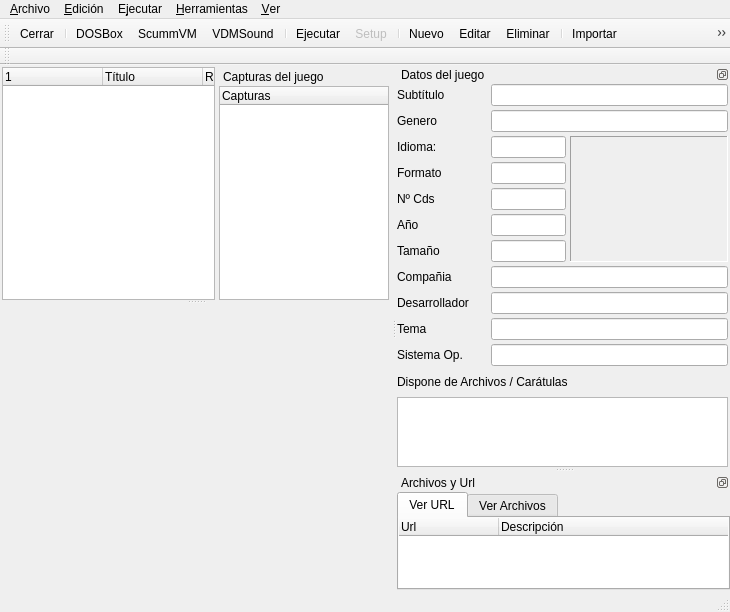
Old version of the form ui/grlida.ui in the repository Monthy/gr-lida.
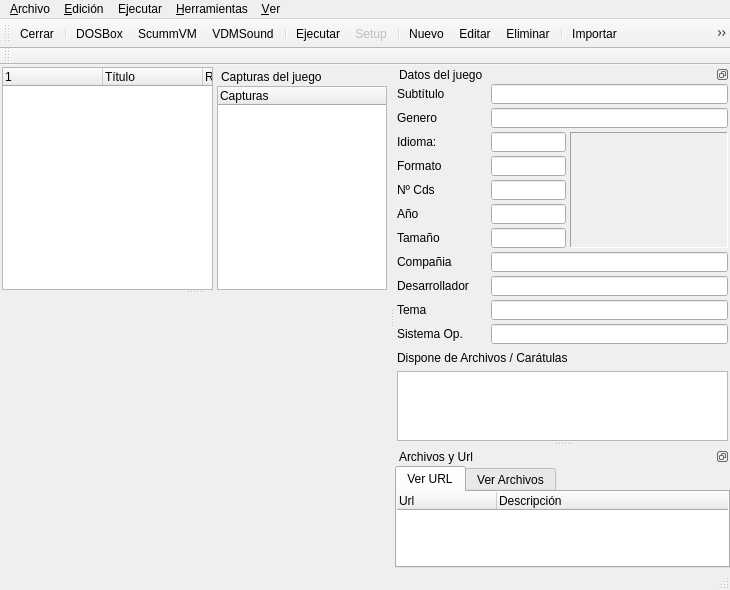
New version of the form. Icons and pictures are not drawn. Custom widgets are drawn as their Qt base class.

```diff
--- a/ui/grlida.ui
+++ b/ui/grlida.ui
@@ -6,7 +6,7 @@
     <x>0</x>
     <y>0</y>
     <width>730</width>
-    <height>586</height>
+    <height>590</height>
    </rect>
   </property>
   <property name="windowTitle" >
@@ -110,6 +110,12 @@
             </property>
             <item>
              <widget class="QTreeWidget" name="twCapturas" >
+              <property name="maximumSize" >
+               <size>
+                <width>170</width>
+                <height>16777215</height>
+               </size>
+              </property>
               <property name="frameShadow" >
                <enum>QFrame::Sunken</enum>
               </property>
@@ -283,19 +289,24 @@
     <number>2</number>
    </attribute>
    <widget class="QWidget" name="dockWidgetContents_InfoDatos" >
+    <layout class="QVBoxLayout" name="verticalLayout_3" >
+     <property name="spacing" >
+      <number>2</number>
+     </property>
+     <property name="leftMargin" >
+      <number>2</number>
+     </property>
+     <property name="topMargin" >
+      <number>0</number>
+     </property>
+     <property name="rightMargin" >
+      <number>2</number>
+     </property>
+     <property name="bottomMargin" >
+      <number>0</number>
+     </property>
+     <item>
     <layout class="QGridLayout" name="gridLayout" >
-     <property name="leftMargin" >
-      <number>0</number>
-     </property>
-     <property name="topMargin" >
-      <number>0</number>
-     </property>
-     <property name="rightMargin" >
-      <number>2</number>
-     </property>
-     <property name="bottomMargin" >
-      <number>0</number>
-     </property>
      <property name="spacing" >
       <number>4</number>
      </property>
@@ -307,12 +318,6 @@
          <height>0</height>
         </size>
        </property>
-       <property name="maximumSize" >
-        <size>
-         <width>90</width>
-         <height>16777215</height>
-        </size>
-       </property>
        <property name="text" >
         <string>Subtítulo</string>
        </property>
@@ -320,6 +325,12 @@
      </item>
      <item row="0" column="1" colspan="2" >
       <widget class="QLineEdit" name="txtInfo_Subtitulo" >
+         <property name="minimumSize" >
+          <size>
+           <width>0</width>
+           <height>20</height>
+          </size>
+         </property>
        <property name="readOnly" >
         <bool>true</bool>
        </property>
@@ -333,12 +344,6 @@
          <height>0</height>
         </size>
        </property>
-       <property name="maximumSize" >
-        <size>
-         <width>90</width>
-         <height>16777215</height>
-        </size>
-       </property>
        <property name="text" >
         <string>Genero</string>
        </property>
@@ -346,6 +351,12 @@
      </item>
      <item row="1" column="1" colspan="2" >
       <widget class="QLineEdit" name="txtInfo_Genero" >
+         <property name="minimumSize" >
+          <size>
+           <width>0</width>
+           <height>20</height>
+          </size>
+         </property>
        <property name="readOnly" >
         <bool>true</bool>
        </property>
@@ -359,12 +370,6 @@
          <height>0</height>
         </size>
        </property>
-       <property name="maximumSize" >
-        <size>
-         <width>90</width>
-         <height>16777215</height>
-        </size>
-       </property>
        <property name="layoutDirection" >
         <enum>Qt::LeftToRight</enum>
        </property>
@@ -378,11 +383,11 @@
      </item>
      <item row="2" column="1" >
       <widget class="QLineEdit" name="txtInfo_Idioma" >
-       <property name="sizePolicy" >
-        <sizepolicy vsizetype="Fixed" hsizetype="Fixed" >
-         <horstretch>0</horstretch>
-         <verstretch>0</verstretch>
-        </sizepolicy>
+         <property name="minimumSize" >
+          <size>
+           <width>0</width>
+           <height>20</height>
+          </size>
        </property>
        <property name="maximumSize" >
         <size>
@@ -397,6 +402,12 @@
      </item>
      <item rowspan="5" row="2" column="2" >
       <widget class="QFrame" name="frame_imagen" >
+         <property name="sizePolicy" >
+          <sizepolicy vsizetype="Preferred" hsizetype="Expanding" >
+           <horstretch>0</horstretch>
+           <verstretch>0</verstretch>
+          </sizepolicy>
+         </property>
        <property name="minimumSize" >
         <size>
          <width>158</width>
@@ -446,12 +457,6 @@
          <height>0</height>
         </size>
        </property>
-       <property name="maximumSize" >
-        <size>
-         <width>90</width>
-         <height>16777215</height>
-        </size>
-       </property>
        <property name="text" >
         <string>Formato</string>
        </property>
@@ -459,11 +464,11 @@
      </item>
      <item row="3" column="1" >
       <widget class="QLineEdit" name="txtInfo_Formato" >
-       <property name="sizePolicy" >
-        <sizepolicy vsizetype="Fixed" hsizetype="Fixed" >
-         <horstretch>0</horstretch>
-         <verstretch>0</verstretch>
-        </sizepolicy>
+         <property name="minimumSize" >
+          <size>
+           <width>0</width>
+           <height>20</height>
+          </size>
        </property>
        <property name="maximumSize" >
         <size>
@@ -484,12 +489,6 @@
          <height>0</height>
         </size>
        </property>
-       <property name="maximumSize" >
-        <size>
-         <width>90</width>
-         <height>16777215</height>
-        </size>
-       </property>
        <property name="text" >
         <string>Nº Cds</string>
        </property>
@@ -497,11 +496,11 @@
      </item>
      <item row="4" column="1" >
       <widget class="QLineEdit" name="txtInfo_NumDisc" >
-       <property name="sizePolicy" >
-        <sizepolicy vsizetype="Fixed" hsizetype="Fixed" >
-         <horstretch>0</horstretch>
-         <verstretch>0</verstretch>
-        </sizepolicy>
+         <property name="minimumSize" >
+          <size>
+           <width>0</width>
+           <height>20</height>
+          </size>
        </property>
        <property name="maximumSize" >
         <size>
@@ -522,12 +521,6 @@
          <height>0</height>
         </size>
        </property>
-       <property name="maximumSize" >
-        <size>
-         <width>90</width>
-         <height>16777215</height>
-        </size>
-       </property>
        <property name="text" >
         <string>Año</string>
        </property>
@@ -535,11 +528,11 @@
      </item>
      <item row="5" column="1" >
       <widget class="QLineEdit" name="txtInfo_Anno" >
-       <property name="sizePolicy" >
-        <sizepolicy vsizetype="Fixed" hsizetype="Fixed" >
-         <horstretch>0</horstretch>
-         <verstretch>0</verstretch>
-        </sizepolicy>
+         <property name="minimumSize" >
+          <size>
+           <width>0</width>
+           <height>20</height>
+          </size>
        </property>
        <property name="maximumSize" >
         <size>
@@ -560,12 +553,6 @@
          <height>0</height>
         </size>
        </property>
-       <property name="maximumSize" >
-        <size>
-         <width>90</width>
-         <height>16777215</height>
-        </size>
-       </property>
        <property name="text" >
         <string>Tamaño</string>
        </property>
@@ -573,11 +560,11 @@
      </item>
      <item row="6" column="1" >
       <widget class="QLineEdit" name="txtInfo_Tamano" >
-       <property name="sizePolicy" >
-        <sizepolicy vsizetype="Fixed" hsizetype="Fixed" >
-         <horstretch>0</horstretch>
-         <verstretch>0</verstretch>
-        </sizepolicy>
+         <property name="minimumSize" >
+          <size>
+           <width>0</width>
+           <height>20</height>
+          </size>
        </property>
        <property name="maximumSize" >
         <size>
@@ -598,12 +585,6 @@
          <height>0</height>
         </size>
        </property>
-       <property name="maximumSize" >
-        <size>
-         <width>90</width>
-         <height>16777215</height>
-        </size>
-       </property>
        <property name="text" >
         <string>Compañia</string>
        </property>
@@ -611,6 +592,12 @@
      </item>
      <item row="7" column="1" colspan="2" >
       <widget class="QLineEdit" name="txtInfo_Compania" >
+         <property name="minimumSize" >
+          <size>
+           <width>0</width>
+           <height>20</height>
+          </size>
+         </property>
        <property name="readOnly" >
         <bool>true</bool>
        </property>
@@ -624,12 +611,6 @@
          <height>0</height>
         </size>
        </property>
-       <property name="maximumSize" >
-        <size>
-         <width>90</width>
-         <height>16777215</height>
-        </size>
-       </property>
        <property name="text" >
         <string>Desarrollador</string>
        </property>
@@ -637,6 +618,12 @@
      </item>
      <item row="8" column="1" colspan="2" >
       <widget class="QLineEdit" name="txtInfo_Desarrollador" >
+         <property name="minimumSize" >
+          <size>
+           <width>0</width>
+           <height>20</height>
+          </size>
+         </property>
        <property name="readOnly" >
         <bool>true</bool>
        </property>
@@ -650,12 +637,6 @@
          <height>0</height>
         </size>
        </property>
-       <property name="maximumSize" >
-        <size>
-         <width>90</width>
-         <height>16777215</height>
-        </size>
-       </property>
        <property name="text" >
         <string>Tema</string>
        </property>
@@ -663,6 +644,12 @@
      </item>
      <item row="9" column="1" colspan="2" >
       <widget class="QLineEdit" name="txtInfo_Tema" >
+         <property name="minimumSize" >
+          <size>
+           <width>0</width>
+           <height>20</height>
+          </size>
+         </property>
        <property name="readOnly" >
         <bool>true</bool>
        </property>
@@ -676,12 +663,6 @@
          <height>0</height>
         </size>
        </property>
-       <property name="maximumSize" >
-        <size>
-         <width>90</width>
-         <height>16777215</height>
-        </size>
-       </property>
        <property name="text" >
         <string>Sistema Op.</string>
        </property>
@@ -689,12 +670,20 @@
      </item>
      <item row="10" column="1" colspan="2" >
       <widget class="QLineEdit" name="txtInfo_SistemaOp" >
+         <property name="minimumSize" >
+          <size>
+           <width>0</width>
+           <height>20</height>
+          </size>
+         </property>
        <property name="readOnly" >
         <bool>true</bool>
        </property>
       </widget>
      </item>
-     <item row="11" column="0" colspan="3" >
+      </layout>
+     </item>
+     <item>
       <layout class="QHBoxLayout" name="horizontalLayout_ToolbarInfoDatos" >
        <property name="leftMargin" >
         <number>0</number>
@@ -756,7 +745,7 @@
        </item>
       </layout>
      </item>
-     <item row="12" column="0" colspan="3" >
+     <item>
       <widget class="QTextBrowser" name="txtInfo_Comentario" >
        <property name="openExternalLinks" >
         <bool>true</bool>
@@ -783,6 +772,12 @@
      </property>
      <item>
       <widget class="QTabWidget" name="tabFileUrl" >
+       <property name="minimumSize" >
+        <size>
+         <width>0</width>
+         <height>0</height>
+        </size>
+       </property>
        <property name="currentIndex" >
         <number>0</number>
        </property>
```
Lines whose indentation alone changed are shown as unchanged.
